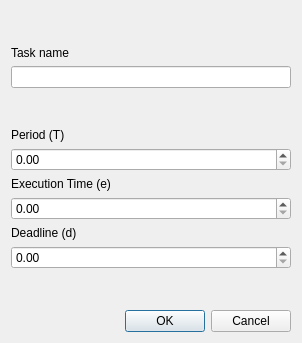
Above: taskdeclarationwindow.ui from seccoale/IterativeNetworkFlow before the change. Below: the same form after it.
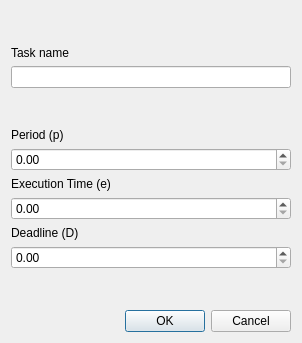
That is the form after the change.

What changed in the file:
```diff
--- a/taskdeclarationwindow.ui
+++ b/taskdeclarationwindow.ui
@@ -55,7 +55,7 @@
      <item>
       <widget class="QLabel" name="label_5">
        <property name="text">
-        <string>Period (T)</string>
+        <string>Period (p)</string>
        </property>
       </widget>
      </item>
@@ -75,7 +75,7 @@
      <item>
       <widget class="QLabel" name="label_3">
        <property name="text">
-        <string>Deadline (d)</string>
+        <string>Deadline (D)</string>
        </property>
       </widget>
      </item>
```
